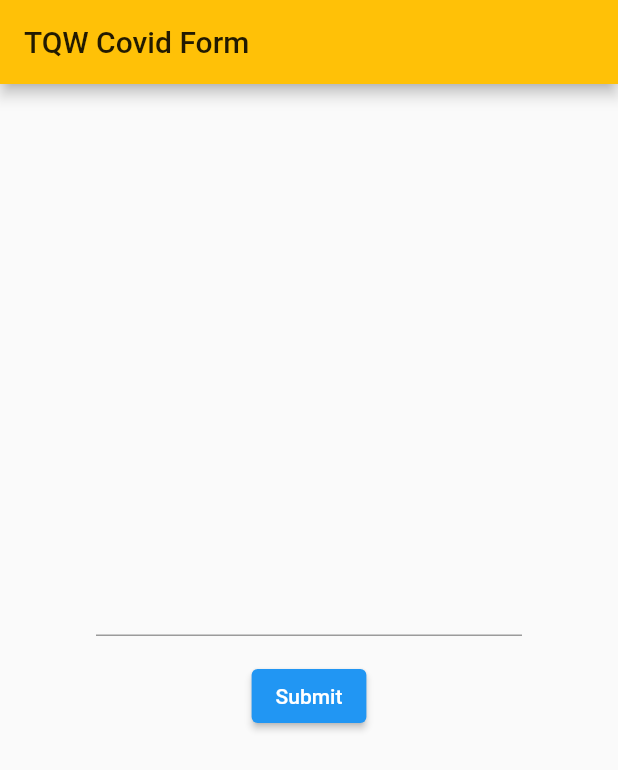
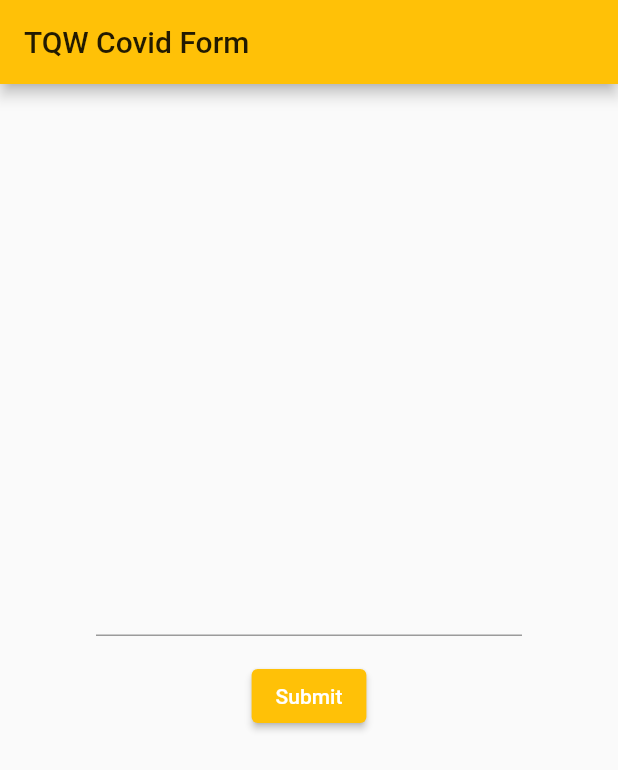
Before and after one commit to timokz/covidforms, a Flutter app: the screen it shows after launch, on a phone screen of 412 x 824 dp. Shown: the top 770 px of the screen. Run offline on Flutter 3.47's test engine with Material 2 defaults, Android fonts, the phone set to English and light mode, and no system bars.

Commit message:
reworking forms

```diff
--- a/lib/forms.dart
+++ b/lib/forms.dart
@@ -23,23 +23,22 @@ class GuestFormsState extends State<GuestForms> {
   @override
   Widget build(BuildContext context) {
     // Build a Form widget using the _formKey created above.
-    return Center(
-      child: Form(
+    return Form(
       key: _formKey,
       child: Column(
         children: <Widget>[
-          TextFormField(
-            validator: (value){
-              if (value == null ||value.isEmpty) {
+          TextFormField(validator: (value) {
+            if (value == null || value.isEmpty) {
               return "Empty Form Field";
             }
             return null;
-            }
-          ),
+          }),
           Padding(
             padding: const EdgeInsets.symmetric(vertical: 16.0),
             child: ElevatedButton(
-              style: const ButtonStyle(),
+              style: ButtonStyle(
+                  backgroundColor:
+                  MaterialStateProperty.all<Color>(Colors.amber)),
               onPressed: () {
 // Validate returns true if the form is valid, or false otherwise.
                 if (_formKey.currentState!.validate()) {
@@ -57,7 +56,6 @@ class GuestFormsState extends State<GuestForms> {
 // Add TextFormFields and ElevatedButton here.
         ],
       ),
-    ),
     );
   }
 }
```
Lines whose indentation alone changed are shown as unchanged.
